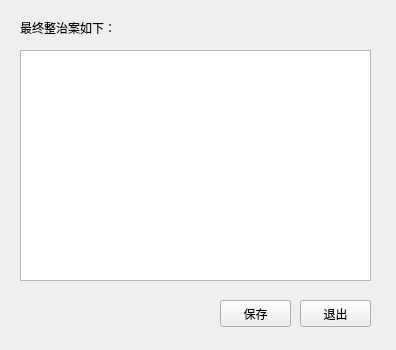
Old version of the form finalfanganform.ui in the repository herow/youxuan.
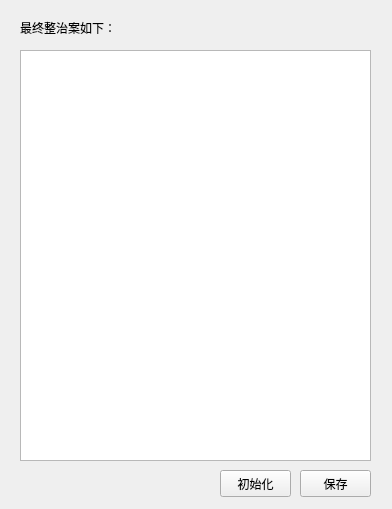
New version of the form.

The edit to the form file:
```diff
--- a/finalfanganform.ui
+++ b/finalfanganform.ui
@@ -6,8 +6,8 @@
    <rect>
     <x>0</x>
     <y>0</y>
-    <width>396</width>
-    <height>350</height>
+    <width>392</width>
+    <height>509</height>
    </rect>
   </property>
   <property name="windowTitle">
@@ -30,26 +30,26 @@
    <property name="geometry">
     <rect>
      <x>220</x>
-     <y>300</y>
+     <y>470</y>
      <width>71</width>
      <height>27</height>
     </rect>
    </property>
    <property name="text">
-    <string>保存</string>
+    <string>初始化</string>
    </property>
   </widget>
   <widget class="QPushButton" name="pushButton_2">
    <property name="geometry">
     <rect>
      <x>300</x>
-     <y>300</y>
+     <y>470</y>
      <width>71</width>
      <height>27</height>
     </rect>
    </property>
    <property name="text">
-    <string>退出</string>
+    <string>保存</string>
    </property>
   </widget>
   <widget class="QTextEdit" name="textEdit">
@@ -58,7 +58,7 @@
      <x>20</x>
      <y>50</y>
      <width>351</width>
-     <height>231</height>
+     <height>411</height>
     </rect>
    </property>
   </widget>
```
Left out of the diff: 4 changed lines with no effect on the pictures.
